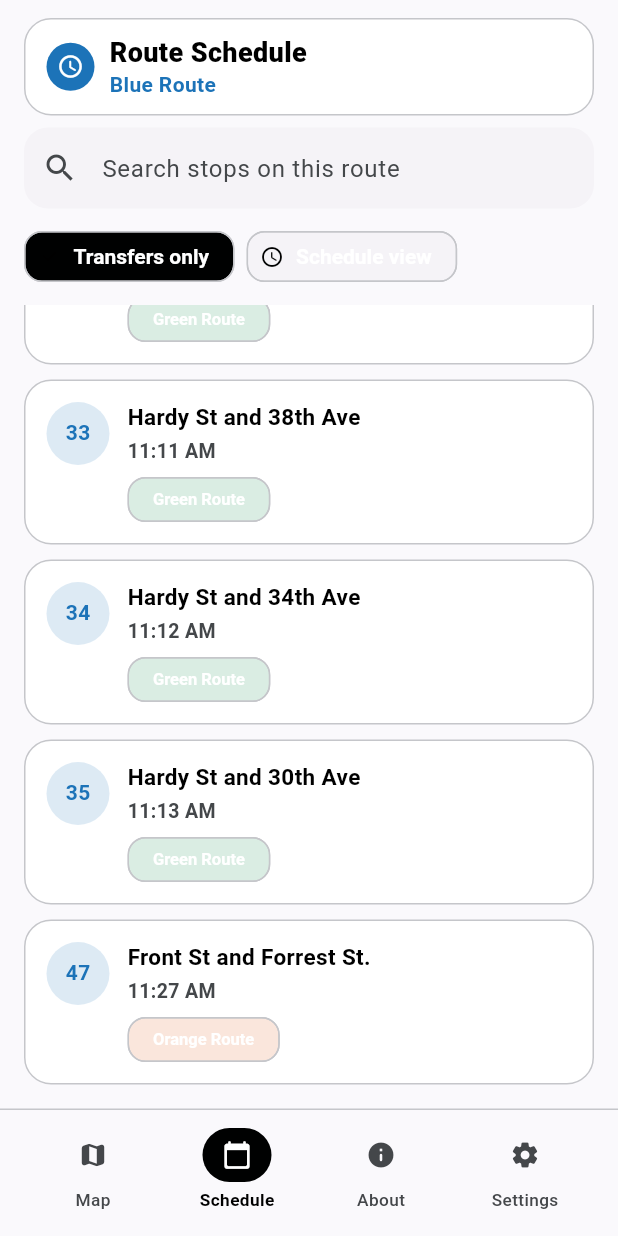
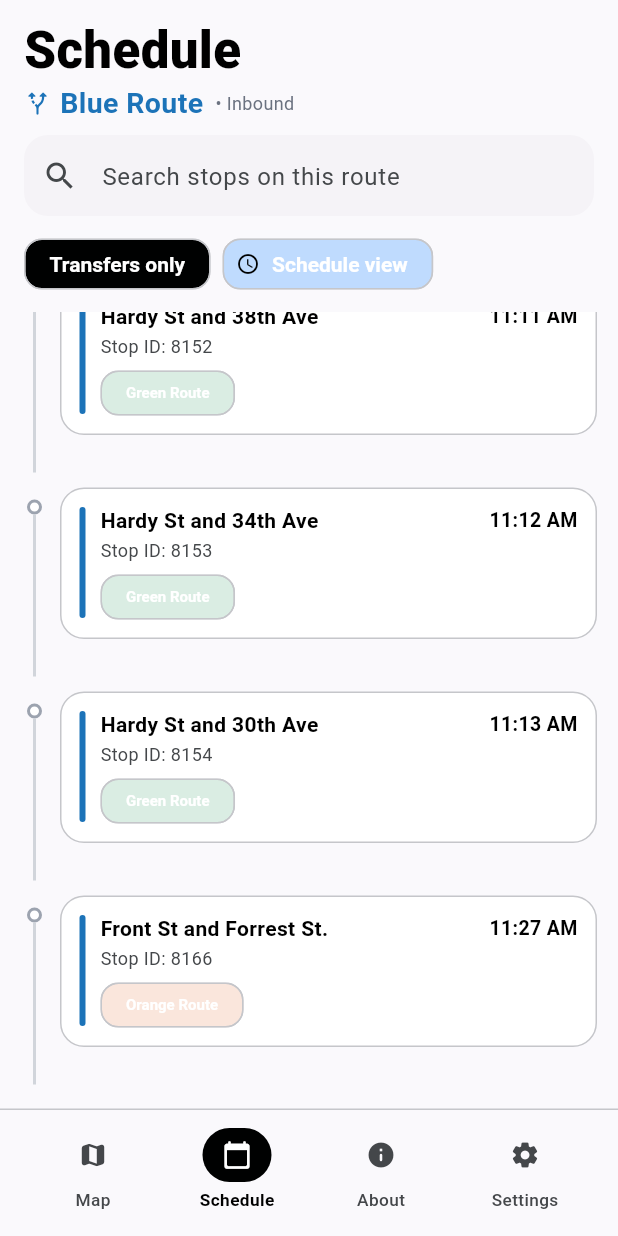
Before and after one commit to ThorOdinson246/Hub-City-Transit, a Flutter app: the SchedulePage screen opened by its route, scrolled down 576 dp, after a tap on "Transfers only", on a phone screen of 412 x 824 dp. Run offline on Flutter 3.47's test engine with Material 3 defaults, Android fonts, the phone set to English and light mode, and no system bars; our stand-ins replace dio, flutter_map, flutter_riverpod, freezed_annotation, geolocator, go_router and 1 more; Roboto replaces fonts that are missing (Manrope).

Commit message:
checkpoint: tighten stitch fidelity for schedule and about

```diff
--- a/lib/src/features/about/presentation/about_page.dart
+++ b/lib/src/features/about/presentation/about_page.dart
@@ -14,33 +14,13 @@ class AboutPage extends StatelessWidget {
       child: ListView(
         padding: const EdgeInsets.fromLTRB(16, 12, 16, 24),
         children: [
-          Container(
-            padding: const EdgeInsets.symmetric(horizontal: 14, vertical: 12),
-            decoration: BoxDecoration(
-              color: Colors.white,
-              borderRadius: BorderRadius.circular(18),
-              border: Border.all(color: const Color(0xFFC5C6CA)),
-            ),
-            child: const Row(
-              children: [
-                CircleAvatar(
-                  radius: 16,
-                  backgroundColor: Color(0xFF000101),
-                  child: Icon(Icons.info_rounded, color: Colors.white, size: 18),
-                ),
-                SizedBox(width: 10),
-                Expanded(
-                  child: Text(
-                    'About Hub City Transit',
-                    style: TextStyle(fontSize: 18, fontWeight: FontWeight.w800),
-                  ),
-                ),
-              ],
-            ),
+          const Text(
+            'About',
+            style: TextStyle(fontSize: 34, fontWeight: FontWeight.w800),
           ),
-          const SizedBox(height: 12),
+          const SizedBox(height: 6),
           Text(
-            'Providing reliable, accessible, and efficient public transportation services to the greater metropolitan area.',
+            'Providing reliable, accessible, and efficient public transportation services to the greater metropolitan area. We connect communities and empower riders every day.',
             style: TextStyle(color: colorScheme.onSurfaceVariant),
           ),
           const SizedBox(height: 20),
@@ -77,7 +57,7 @@ class AboutPage extends StatelessWidget {
                   Expanded(
                     child: Text(
                       routeNames[route] ?? route.name,
-                      style: const TextStyle(fontWeight: FontWeight.w600),
+                      style: const TextStyle(fontWeight: FontWeight.w600, fontSize: 13),
                     ),
                   ),
                 ],
@@ -105,6 +85,11 @@ class AboutPage extends StatelessWidget {
                   style: TextStyle(color: colorScheme.onSurfaceVariant),
                 ),
                 const SizedBox(height: 12),
+                const Text(
+                  'Live transit data provided by the Hub City Open Data Portal and regional transit authority APIs.',
+                  style: TextStyle(fontSize: 12),
+                ),
+                const SizedBox(height: 12),
                 SizedBox(
                   width: double.infinity,
                   child: FilledButton.icon(
--- a/lib/src/features/schedule/presentation/schedule_page.dart
+++ b/lib/src/features/schedule/presentation/schedule_page.dart
@@ -31,43 +31,34 @@ class _SchedulePageState extends ConsumerState<SchedulePage> {
     return SafeArea(
       child: Column(
         children: [
-          Container(
-            margin: const EdgeInsets.fromLTRB(16, 12, 16, 8),
-            padding: const EdgeInsets.symmetric(horizontal: 14, vertical: 10),
-            decoration: BoxDecoration(
-              color: Colors.white,
-              borderRadius: BorderRadius.circular(18),
-              border: Border.all(color: const Color(0xFFC5C6CA)),
+          const Padding(
+            padding: EdgeInsets.fromLTRB(16, 10, 16, 0),
+            child: Align(
+              alignment: Alignment.centerLeft,
+              child: Text(
+                'Schedule',
+                style: TextStyle(fontSize: 34, fontWeight: FontWeight.w800),
               ),
+            ),
+          ),
+          Padding(
+            padding: const EdgeInsets.fromLTRB(16, 0, 16, 8),
             child: Row(
               children: [
-                CircleAvatar(
-                  radius: 16,
-                  backgroundColor: routeColors[route],
-                  child: const Icon(
-                    Icons.schedule_rounded,
-                    color: Colors.white,
-                    size: 18,
-                  ),
-                ),
-                const SizedBox(width: 10),
-                Expanded(
-                  child: Column(
-                    crossAxisAlignment: CrossAxisAlignment.start,
-                    children: [
-                      const Text(
-                        'Route Schedule',
-                        style: TextStyle(fontSize: 18, fontWeight: FontWeight.w800),
-                      ),
+                Icon(Icons.alt_route_rounded, color: routeColors[route], size: 18),
+                const SizedBox(width: 6),
                 Text(
                   routeNames[route] ?? route.value,
                   style: TextStyle(
                     color: routeColors[route],
                     fontWeight: FontWeight.w700,
+                    fontSize: 19,
                   ),
                 ),
-                    ],
-                  ),
+                const SizedBox(width: 8),
+                const Text(
+                  '• Inbound',
+                  style: TextStyle(fontSize: 12, color: Color(0xFF6B7280)),
                 ),
               ],
             ),
@@ -97,6 +88,7 @@ class _SchedulePageState extends ConsumerState<SchedulePage> {
               children: [
                 FilterChip(
                   selected: transferOnly,
+                  showCheckmark: false,
                   onSelected: (value) {
                     setState(() {
                       transferOnly = value;
@@ -107,6 +99,7 @@ class _SchedulePageState extends ConsumerState<SchedulePage> {
                 const SizedBox(width: 8),
                 if (adjustment != null)
                   Chip(
+                    backgroundColor: const Color(0xFFBFDBFE),
                     avatar: Icon(
                       adjustment.isLiveAdjusted
                           ? Icons.gps_fixed_rounded
@@ -210,54 +203,73 @@ class _SchedulePageState extends ConsumerState<SchedulePage> {
     }
 
     return ListView.separated(
-      padding: const EdgeInsets.fromLTRB(16, 4, 16, 16),
+      padding: const EdgeInsets.fromLTRB(14, 6, 14, 16),
       itemCount: entries.length,
       separatorBuilder: (_, _) => const SizedBox(height: 10),
       itemBuilder: (context, index) {
         final entry = entries[index];
         final colorScheme = Theme.of(context).colorScheme;
 
-        return Container(
+        return Row(
+          crossAxisAlignment: CrossAxisAlignment.start,
+          children: [
+              Container(
+                width: 18,
+                alignment: Alignment.topCenter,
+                margin: const EdgeInsets.only(top: 8),
+                child: Column(
+                  children: [
+                    Container(
+                      width: 10,
+                      height: 10,
                       decoration: BoxDecoration(
                         color: entry.isCurrent
-                ? colorScheme.primaryContainer
+                            ? routeColors[route]
                             : Colors.white,
-            borderRadius: BorderRadius.circular(18),
+                        shape: BoxShape.circle,
+                        border: Border.all(
+                          color: entry.isCurrent
+                              ? Colors.black
+                              : const Color(0xFF9CA3AF),
+                          width: 2,
+                        ),
+                      ),
+                    ),
+                    Container(
+                      width: 2,
+                      height: 108,
+                      color: const Color(0xFFD1D5DB),
+                    ),
+                  ],
+                ),
+              ),
+              const SizedBox(width: 8),
+              Expanded(
+                child: Container(
+                  decoration: BoxDecoration(
+                    color: entry.isCurrent
+                        ? const Color(0xFFF9FAFB)
+                        : Colors.white,
+                    borderRadius: BorderRadius.circular(16),
                     border: Border.all(
                       color: entry.isCurrent
                           ? routeColors[route]!
                           : const Color(0xFFC5C6CA),
                     ),
                   ),
-          padding: const EdgeInsets.all(14),
+                  padding: const EdgeInsets.all(12),
                   child: Row(
                     crossAxisAlignment: CrossAxisAlignment.start,
                     children: [
                       Container(
-                width: 42,
-                height: 42,
+                        width: 4,
+                        height: 74,
                         decoration: BoxDecoration(
-                  color: entry.isCurrent
-                      ? routeColors[route]
-                      : routeColors[route]!.withValues(alpha: 0.15),
-                  shape: BoxShape.circle,
-                ),
-                alignment: Alignment.center,
-                child: entry.isCurrent
-                    ? const Icon(
-                        Icons.directions_bus_rounded,
-                        color: Colors.white,
-                        size: 20,
-                      )
-                    : Text(
-                        '${entry.index + 1}',
-                        style: TextStyle(
-                          fontWeight: FontWeight.w700,
                           color: routeColors[route],
+                          borderRadius: BorderRadius.circular(999),
                         ),
                       ),
-              ),
-              const SizedBox(width: 12),
+                      const SizedBox(width: 10),
                       Expanded(
                         child: Column(
                           crossAxisAlignment: CrossAxisAlignment.start,
@@ -265,7 +277,7 @@ class _SchedulePageState extends ConsumerState<SchedulePage> {
                             Text(
                               entry.stopName,
                               style: TextStyle(
-                        fontSize: 15,
+                                fontSize: entry.isCurrent ? 31 / 2 : 14,
                                 fontWeight: entry.isCurrent
                                     ? FontWeight.w800
                                     : FontWeight.w700,
@@ -274,17 +286,12 @@ class _SchedulePageState extends ConsumerState<SchedulePage> {
                                     : colorScheme.onSurface,
                               ),
                             ),
-                    const SizedBox(height: 4),
+                            const SizedBox(height: 2),
                             Text(
-                      entry.adjustedTime.isNotEmpty
-                          ? entry.adjustedTime
-                          : entry.scheduledTime,
+                              'Stop ID: ${8120 + entry.index}',
                               style: TextStyle(
-                        fontSize: 13,
-                        color: entry.isCurrent
-                            ? routeColors[route]
-                            : colorScheme.onSurfaceVariant,
-                        fontWeight: FontWeight.w600,
+                                fontSize: 12,
+                                color: colorScheme.onSurfaceVariant,
                               ),
                             ),
                             if (entry.transferConnections.isNotEmpty) ...[
@@ -303,7 +310,7 @@ class _SchedulePageState extends ConsumerState<SchedulePage> {
                                         label: Text(
                                           routeNames[connection.routeId] ??
                                               connection.routeId.name,
-                                  style: const TextStyle(fontSize: 11),
+                                          style: const TextStyle(fontSize: 10),
                                         ),
                                       ),
                                     )
@@ -313,8 +320,36 @@ class _SchedulePageState extends ConsumerState<SchedulePage> {
                           ],
                         ),
                       ),
+                      const SizedBox(width: 10),
+                      Column(
+                        crossAxisAlignment: CrossAxisAlignment.end,
+                        children: [
+                          Text(
+                            entry.adjustedTime.isNotEmpty
+                                ? entry.adjustedTime
+                                : entry.scheduledTime,
+                            style: TextStyle(
+                              fontSize: entry.isCurrent ? 34 / 2 : 13,
+                              fontWeight: entry.isCurrent
+                                  ? FontWeight.w800
+                                  : FontWeight.w600,
+                            ),
+                          ),
+                          if (entry.isCurrent)
+                            const Text(
+                              'On time',
+                              style: TextStyle(
+                                fontSize: 11,
+                                color: Color(0xFF6B7280),
+                              ),
+                            ),
                         ],
                       ),
+                    ],
+                  ),
+                ),
+              ),
+            ],
         );
       },
     );
```
Lines whose indentation alone changed are shown as unchanged.
